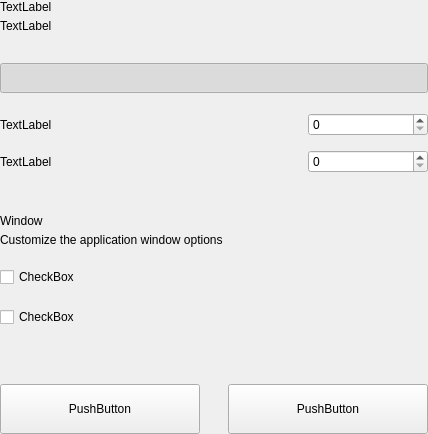
Before: the Qt Designer form src/qt/vitae/settings/forms/settingsmainoptionswidget.ui in VitaeTeam/Vitae, drawn with Qt 5.
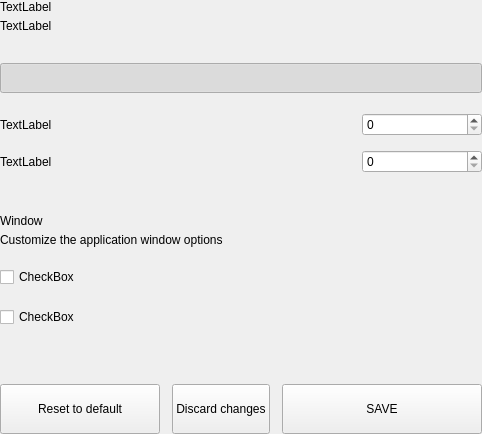
After: the same form once the commit is applied.

Commit message: [GUI][Model] Settings options, mechanism to discard options that were not saved.

```diff
--- a/src/qt/vitae/settings/forms/settingsmainoptionswidget.ui
+++ b/src/qt/vitae/settings/forms/settingsmainoptionswidget.ui
@@ -368,11 +368,14 @@
         </item>
         <item>
          <layout class="QHBoxLayout" name="horizontalLayout_7">
+          <property name="spacing">
+           <number>12</number>
+          </property>
           <item>
            <widget class="QPushButton" name="pushButtonReset">
             <property name="minimumSize">
              <size>
-              <width>200</width>
+              <width>160</width>
               <height>50</height>
              </size>
             </property>
@@ -383,7 +386,20 @@
              </size>
             </property>
             <property name="text">
-             <string>PushButton</string>
+             <string>Reset to default</string>
+            </property>
+           </widget>
+          </item>
+          <item>
+           <widget class="QPushButton" name="pushButtonClean">
+            <property name="minimumSize">
+             <size>
+              <width>0</width>
+              <height>50</height>
+             </size>
+            </property>
+            <property name="text">
+             <string>Discard changes</string>
             </property>
            </widget>
           </item>
@@ -418,7 +434,7 @@
              </size>
             </property>
             <property name="text">
-             <string>PushButton</string>
+             <string>SAVE</string>
             </property>
            </widget>
           </item>
```
The commit also changes 9 other files.
